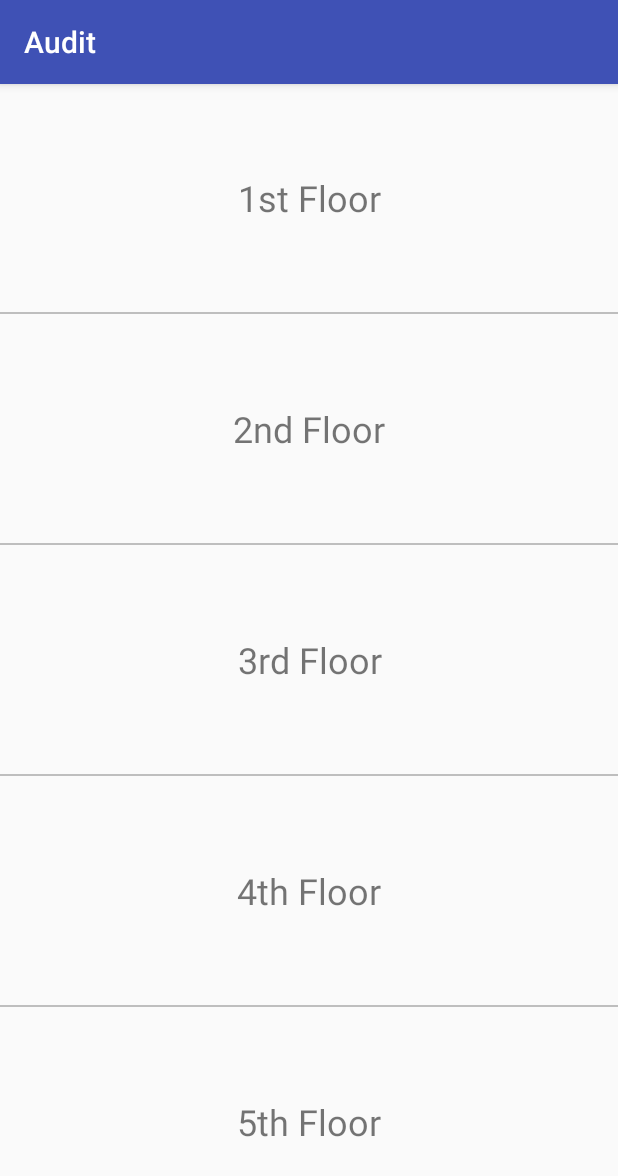
After one commit to kamalakarrao/Audit, an Android app: the FloorScreen screen opened directly, with no data from a screen before it, on a phone screen of 412 x 824 dp. The commit adds this screen. Shown: the top 1176 px of the screen. Run offline under Robolectric (Android 15) with nearby library versions, the phone set to English and light mode, and no system bars.

Commit message:
Floor Screen is added

```diff
--- a/app/src/main/AndroidManifest.xml
+++ b/app/src/main/AndroidManifest.xml
@@ -25,7 +25,8 @@
         <activity android:name=".Questions" />
         <activity android:name=".ReviewScreen" />
         <activity android:name=".AuditDetails" />
-        <activity android:name=".ODC_Screen"></activity>
+        <activity android:name=".ODC_Screen" />
+        <activity android:name=".FloorScreen"></activity>
     </application>
 
 </manifest>
--- a/app/src/main/java/com/hksapps/audit/FirstScreen.java
+++ b/app/src/main/java/com/hksapps/audit/FirstScreen.java
@@ -88,7 +88,7 @@ public class FirstScreen extends AppCompatActivity {
                     editor.putString("database_name", no_of_dbs.get(finalI));
                     editor.commit();
 
-                    Intent o = new Intent(FirstScreen.this, MainActivity.class);
+                    Intent o = new Intent(FirstScreen.this, FloorScreen.class);
                     startActivity(o);
 
                 }
--- /dev/null
+++ b/app/src/main/java/com/hksapps/audit/FloorScreen.java
@@ -0,0 +1,89 @@
+package com.hksapps.audit;
+
+import android.content.Intent;
+import android.os.Bundle;
+import android.support.v7.app.AppCompatActivity;
+import android.view.View;
+import android.widget.TextView;
+
+public class FloorScreen extends AppCompatActivity {
+
+    @Override
+    protected void onCreate(Bundle savedInstanceState) {
+        super.onCreate(savedInstanceState);
+        setContentView(R.layout.activity_floor_screen);
+
+
+
+
+        TextView first_floor = (TextView) findViewById(R.id.first_floor);
+        TextView second_floor = (TextView) findViewById(R.id.second_floor);
+        TextView third_floor = (TextView) findViewById(R.id.third_floor);
+        TextView fourth_floor = (TextView) findViewById(R.id.fourth_floor);
+        TextView fifth_floor = (TextView) findViewById(R.id.fifth_floor);
+
+
+        first_floor.setOnClickListener(new View.OnClickListener() {
+            @Override
+            public void onClick(View view) {
+
+                Intent i = new Intent(FloorScreen.this, MainActivity.class);
+                i.putExtra("floor_no",1);
+                startActivity(i);
+
+            }
+        });
+
+
+ second_floor.setOnClickListener(new View.OnClickListener() {
+            @Override
+            public void onClick(View view) {
+
+                Intent i = new Intent(FloorScreen.this, MainActivity.class);
+                i.putExtra("floor_no",2);
+                startActivity(i);
+
+            }
+        });
+
+
+ third_floor.setOnClickListener(new View.OnClickListener() {
+            @Override
+            public void onClick(View view) {
+
+                Intent i = new Intent(FloorScreen.this, MainActivity.class);
+                i.putExtra("floor_no",3);
+                startActivity(i);
+
+            }
+        });
+
+
+ fourth_floor.setOnClickListener(new View.OnClickListener() {
+            @Override
+            public void onClick(View view) {
+
+                Intent i = new Intent(FloorScreen.this, MainActivity.class);
+                i.putExtra("floor_no",4);
+                startActivity(i);
+
+            }
+        });
+
+
+
+ fifth_floor.setOnClickListener(new View.OnClickListener() {
+            @Override
+            public void onClick(View view) {
+
+                Intent i = new Intent(FloorScreen.this, MainActivity.class);
+                i.putExtra("floor_no",5);
+                startActivity(i);
+
+            }
+        });
+
+
+
+    }
+}
--- /dev/null
+++ b/app/src/main/res/layout/activity_floor_screen.xml
@@ -0,0 +1,82 @@
+<?xml version="1.0" encoding="utf-8"?>
+<LinearLayout xmlns:android="http://schemas.android.com/apk/res/android"
+    xmlns:app="http://schemas.android.com/apk/res-auto"
+    xmlns:tools="http://schemas.android.com/tools"
+    android:layout_width="match_parent"
+    android:layout_height="match_parent"
+    android:orientation="vertical"
+    tools:context="com.hksapps.audit.MainActivity">
+
+
+    <TextView
+        android:id="@+id/first_floor"
+        android:layout_width="match_parent"
+        android:layout_height="0dp"
+        android:layout_weight="1"
+        android:gravity="center"
+        android:text="1st Floor"
+        android:textSize="24dp" />
+
+    <TextView
+        android:layout_width="match_parent"
+        android:layout_height="1dp"
+        android:background="#BEBEBE" />
+
+    <TextView
+        android:id="@+id/second_floor"
+        android:layout_width="match_parent"
+        android:layout_height="0dp"
+        android:layout_weight="1"
+
+        android:gravity="center"
+        android:text="2nd Floor"
+        android:textSize="24dp" />
+
+
+    <TextView
+        android:layout_width="match_parent"
+        android:layout_height="1dp"
+        android:background="#BEBEBE" />
+
+    <TextView
+        android:id="@+id/third_floor"
+        android:layout_width="match_parent"
+        android:layout_height="0dp"
+
+
+        android:layout_weight="1"
+        android:gravity="center"
+        android:text="3rd Floor"
+
+        android:textSize="24dp" />
+
+    <TextView
+        android:layout_width="match_parent"
+        android:layout_height="1dp"
+        android:background="#BEBEBE" />
+
+    <TextView
+        android:id="@+id/fourth_floor"
+        android:layout_width="match_parent"
+        android:layout_height="0dp"
+        android:layout_weight="1"
+        android:gravity="center"
+        android:text="4th Floor"
+        android:textSize="24dp" />
+
+    <TextView
+        android:layout_width="match_parent"
+        android:layout_height="1dp"
+        android:background="#BEBEBE" />
+
+    <TextView
+        android:id="@+id/fifth_floor"
+        android:layout_width="match_parent"
+        android:layout_height="0dp"
+        android:layout_weight="1"
+        android:gravity="center"
+        android:text="5th Floor"
+        android:textSize="24dp" />
+
+
+    </LinearLayout>
```
